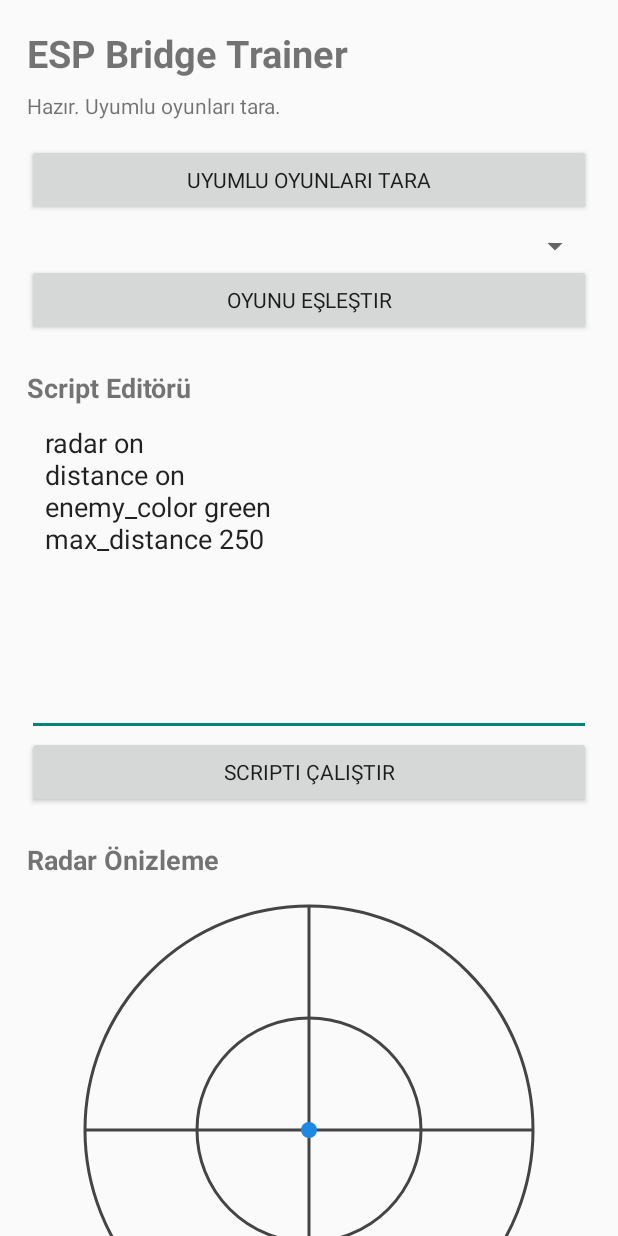
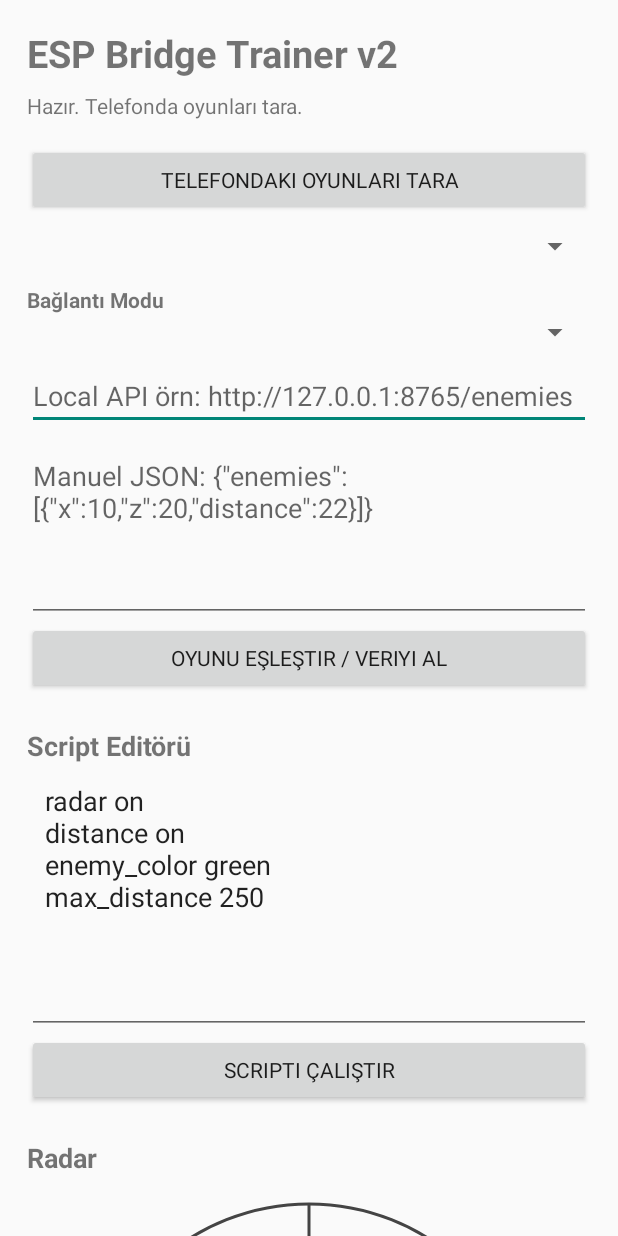
Before and after one commit to orhankeskiner5561-cell/SAOMI-ANDROID, an Android app: the screen it shows after launch (MainActivity), on a phone screen of 412 x 824 dp. Run offline under Robolectric (Android 15) with nearby library versions, the light colour scheme and no system bars.

Commit message:
ESP Trainer v2 flexible UI

```diff
--- a/ESPBridgeTrainer/app/src/main/res/layout/activity_main.xml
+++ b/ESPBridgeTrainer/app/src/main/res/layout/activity_main.xml
@@ -1,16 +1,119 @@
 <?xml version="1.0" encoding="utf-8"?>
-<ScrollView xmlns:android="http://schemas.android.com/apk/res/android" android:layout_width="match_parent" android:layout_height="match_parent" android:fillViewport="true">
-    <LinearLayout android:layout_width="match_parent" android:layout_height="wrap_content" android:orientation="vertical" android:padding="18dp">
-        <TextView android:layout_width="wrap_content" android:layout_height="wrap_content" android:text="ESP Bridge Trainer" android:textSize="25sp" android:textStyle="bold" />
-        <TextView android:id="@+id/statusText" android:layout_width="match_parent" android:layout_height="wrap_content" android:layout_marginTop="8dp" android:text="Hazır. Uyumlu oyunları tara." />
-        <Button android:id="@+id/scanButton" android:layout_width="match_parent" android:layout_height="wrap_content" android:layout_marginTop="16dp" android:text="Uyumlu Oyunları Tara" />
-        <Spinner android:id="@+id/gameSpinner" android:layout_width="match_parent" android:layout_height="wrap_content" android:layout_marginTop="8dp" />
-        <Button android:id="@+id/pairButton" android:layout_width="match_parent" android:layout_height="wrap_content" android:text="Oyunu Eşleştir" />
-        <TextView android:layout_width="wrap_content" android:layout_height="wrap_content" android:layout_marginTop="22dp" android:text="Script Editörü" android:textSize="18sp" android:textStyle="bold" />
-        <EditText android:id="@+id/scriptEditor" android:layout_width="match_parent" android:layout_height="220dp" android:gravity="top|start" android:inputType="textMultiLine|textNoSuggestions" android:padding="12dp" android:text="radar on&#10;distance on&#10;enemy_color green&#10;max_distance 250" />
-        <Button android:id="@+id/runButton" android:layout_width="match_parent" android:layout_height="wrap_content" android:text="Scripti Çalıştır" />
-        <TextView android:layout_width="wrap_content" android:layout_height="wrap_content" android:layout_marginTop="22dp" android:text="Radar Önizleme" android:textSize="18sp" android:textStyle="bold" />
-        <com.orhan.esptrainer.RadarView android:id="@+id/radarView" android:layout_width="match_parent" android:layout_height="320dp" android:layout_marginTop="8dp" />
-        <TextView android:id="@+id/logText" android:layout_width="match_parent" android:layout_height="wrap_content" android:layout_marginTop="12dp" android:text="Log:" />
+<ScrollView xmlns:android="http://schemas.android.com/apk/res/android"
+    android:layout_width="match_parent"
+    android:layout_height="match_parent"
+    android:fillViewport="true">
+
+    <LinearLayout
+        android:layout_width="match_parent"
+        android:layout_height="wrap_content"
+        android:orientation="vertical"
+        android:padding="18dp">
+
+        <TextView
+            android:layout_width="wrap_content"
+            android:layout_height="wrap_content"
+            android:text="ESP Bridge Trainer v2"
+            android:textSize="25sp"
+            android:textStyle="bold" />
+
+        <TextView
+            android:id="@+id/statusText"
+            android:layout_width="match_parent"
+            android:layout_height="wrap_content"
+            android:layout_marginTop="8dp"
+            android:text="Hazır. Telefonda oyunları tara." />
+
+        <Button
+            android:id="@+id/scanButton"
+            android:layout_width="match_parent"
+            android:layout_height="wrap_content"
+            android:layout_marginTop="16dp"
+            android:text="Telefondaki Oyunları Tara" />
+
+        <Spinner
+            android:id="@+id/gameSpinner"
+            android:layout_width="match_parent"
+            android:layout_height="wrap_content"
+            android:layout_marginTop="8dp" />
+
+        <TextView
+            android:layout_width="wrap_content"
+            android:layout_height="wrap_content"
+            android:layout_marginTop="14dp"
+            android:text="Bağlantı Modu"
+            android:textStyle="bold" />
+
+        <Spinner
+            android:id="@+id/modeSpinner"
+            android:layout_width="match_parent"
+            android:layout_height="wrap_content" />
+
+        <EditText
+            android:id="@+id/endpointInput"
+            android:layout_width="match_parent"
+            android:layout_height="wrap_content"
+            android:layout_marginTop="8dp"
+            android:hint="Local API örn: http://127.0.0.1:8765/enemies"
+            android:inputType="textUri" />
+
+        <EditText
+            android:id="@+id/jsonInput"
+            android:layout_width="match_parent"
+            android:layout_height="120dp"
+            android:layout_marginTop="8dp"
+            android:gravity="top|start"
+            android:hint="Manuel JSON: {&quot;enemies&quot;:[{&quot;x&quot;:10,&quot;z&quot;:20,&quot;distance&quot;:22}]}"
+            android:inputType="textMultiLine|textNoSuggestions" />
+
+        <Button
+            android:id="@+id/pairButton"
+            android:layout_width="match_parent"
+            android:layout_height="wrap_content"
+            android:text="Oyunu Eşleştir / Veriyi Al" />
+
+        <TextView
+            android:layout_width="wrap_content"
+            android:layout_height="wrap_content"
+            android:layout_marginTop="22dp"
+            android:text="Script Editörü"
+            android:textSize="18sp"
+            android:textStyle="bold" />
+
+        <EditText
+            android:id="@+id/scriptEditor"
+            android:layout_width="match_parent"
+            android:layout_height="180dp"
+            android:gravity="top|start"
+            android:inputType="textMultiLine|textNoSuggestions"
+            android:padding="12dp"
+            android:text="radar on&#10;distance on&#10;enemy_color green&#10;max_distance 250" />
+
+        <Button
+            android:id="@+id/runButton"
+            android:layout_width="match_parent"
+            android:layout_height="wrap_content"
+            android:text="Scripti Çalıştır" />
+
+        <TextView
+            android:layout_width="wrap_content"
+            android:layout_height="wrap_content"
+            android:layout_marginTop="22dp"
+            android:text="Radar"
+            android:textSize="18sp"
+            android:textStyle="bold" />
+
+        <com.orhan.esptrainer.RadarView
+            android:id="@+id/radarView"
+            android:layout_width="match_parent"
+            android:layout_height="320dp"
+            android:layout_marginTop="8dp" />
+
+        <TextView
+            android:id="@+id/logText"
+            android:layout_width="match_parent"
+            android:layout_height="wrap_content"
+            android:layout_marginTop="12dp"
+            android:text="Log:" />
     </LinearLayout>
 </ScrollView>
```
